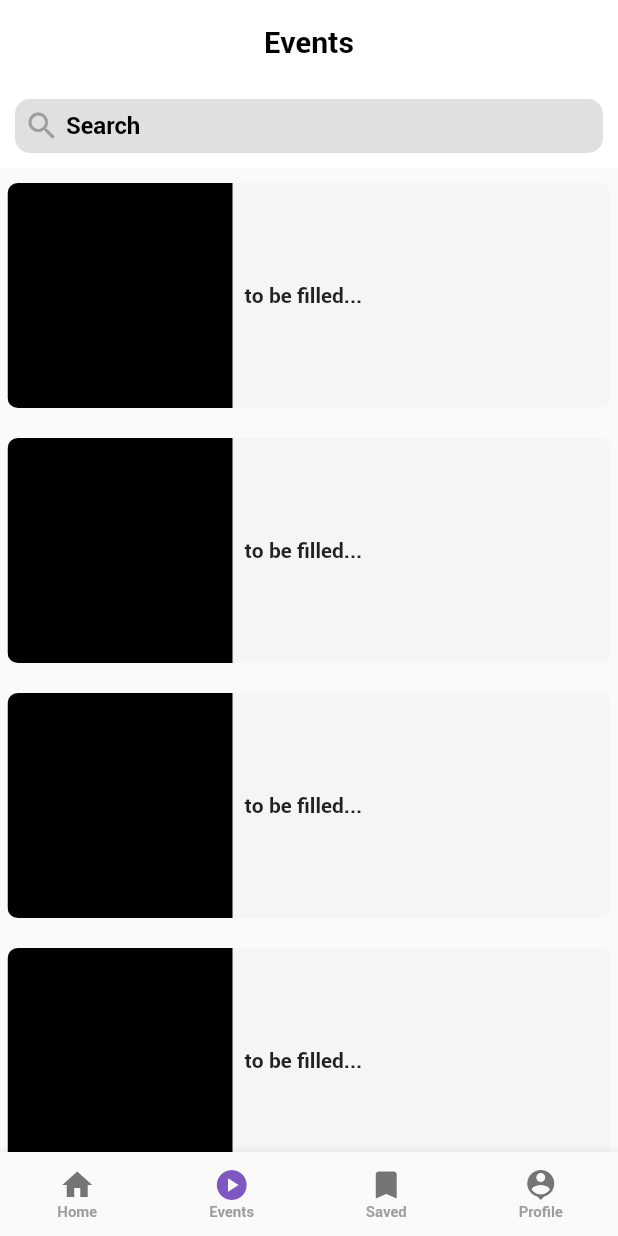
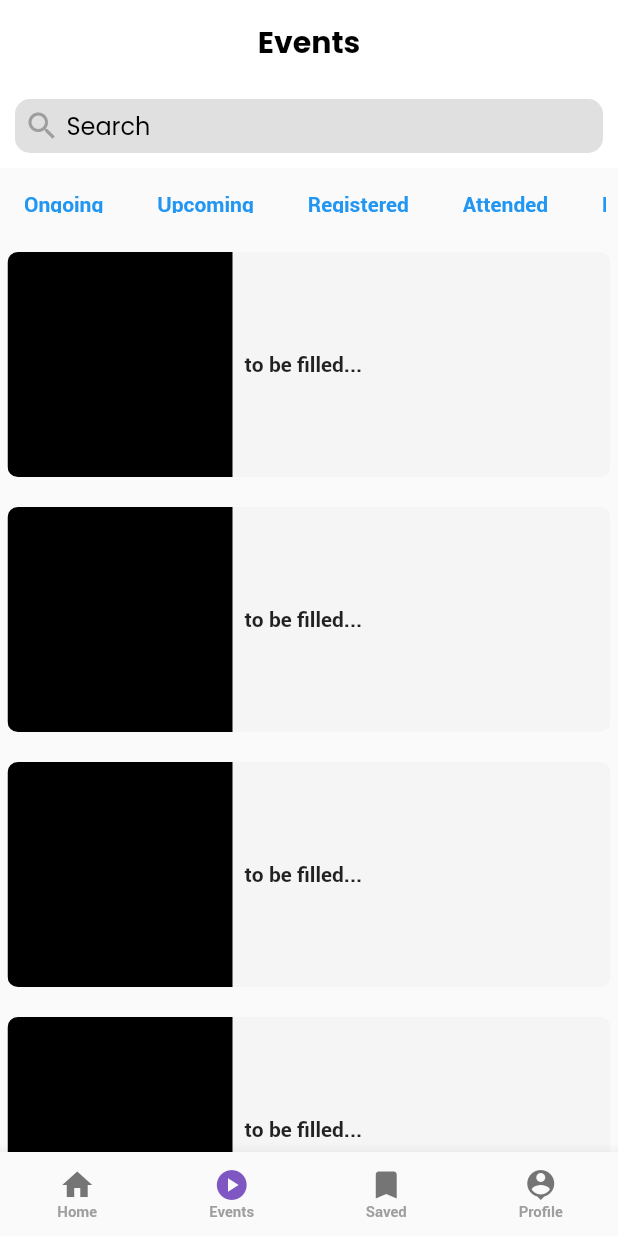
Before and after one commit to GB-App-Dev-Team/Events-App, a Flutter app: the screen it shows after launch, on a phone screen of 412 x 824 dp. Run offline on Flutter 3.47's test engine with Material 2 defaults, Android fonts, the phone set to English and light mode, and no system bars.

Commit message:
added categories and changed font

```diff
--- a/lib/homepage.dart
+++ b/lib/homepage.dart
@@ -1,5 +1,6 @@
 import 'package:events/constants.dart';
 import 'package:events/utils/banner.dart';
+import 'package:events/utils/categories.dart';
 import 'package:flutter/material.dart';
 
 class Homepage extends StatefulWidget {
@@ -18,7 +19,10 @@ class _HomepageState extends State<Homepage> {
           backgroundColor: Colors.white,
           title: const Text(
             "Events",
-            style: TextStyle(color: Colors.black),
+            style: TextStyle(
+                color: Colors.black,
+                fontFamily: 'Poppins',
+                fontWeight: FontWeight.bold),
           ),
           centerTitle: true,
           bottom: PreferredSize(
@@ -44,7 +48,7 @@ class _HomepageState extends State<Homepage> {
                             decoration: const InputDecoration.collapsed(
                               hintText: ' Search',
                               hintStyle: TextStyle(
-                                  fontFamily: 'Roboto',
+                                  fontFamily: 'Poppins',
                                   fontWeight: FontWeight.w100,
                                   color: Colors.black),
                             ),
@@ -57,11 +61,40 @@ class _HomepageState extends State<Homepage> {
                 )),
           ),
         ),
-        body: ListView.builder(
-          itemCount: 6,
-          itemBuilder: (context, index) {
-            return const EventBanner();
-          },
+        body: Column(
+          children: [
+            Padding(
+              padding: const EdgeInsets.all(8.0),
+              child: SizedBox(
+                height: 30,
+                child: ListView(scrollDirection: Axis.horizontal, children: [
+                  Categories(
+                    category: 'Ongoing',
+                  ),
+                  Categories(
+                    category: 'Upcoming',
+                  ),
+                  Categories(
+                    category: 'Registered',
+                  ),
+                  Categories(
+                    category: 'Attended',
+                  ),
+                  Categories(
+                    category: 'Finished',
+                  ),
+                ]),
+              ),
+            ),
+            Expanded(
+              child: ListView.builder(
+                itemCount: 6,
+                itemBuilder: (context, index) {
+                  return const EventBanner();
+                },
+              ),
+            ),
+          ],
         ),
         bottomNavigationBar: myBottomBar);
   }
--- /dev/null
+++ b/lib/utils/categories.dart
@@ -0,0 +1,19 @@
+import 'package:flutter/material.dart';
+
+class Categories extends StatelessWidget {
+  final String category;
+
+  Categories({required this.category});
+
+  @override
+  Widget build(BuildContext context) {
+    return Row(
+      children: [
+        TextButton(onPressed: () {}, child: Text(category)),
+        const SizedBox(
+          width: 20,
+        ),
+      ],
+    );
+  }
+}
```
Also changed, not shown: pubspec.lock.
